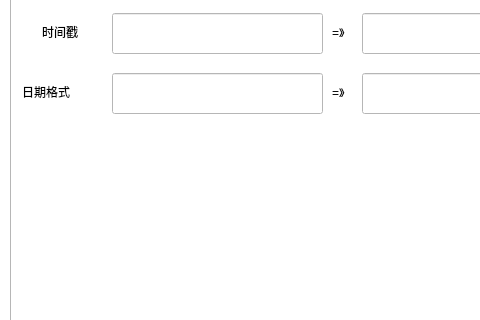
Qt form codertool.ui (Iamtong/codertool) before a commit; both pictures show x 0 to 480 and y 103 to 423 of the 1019 by 601 pixel window.
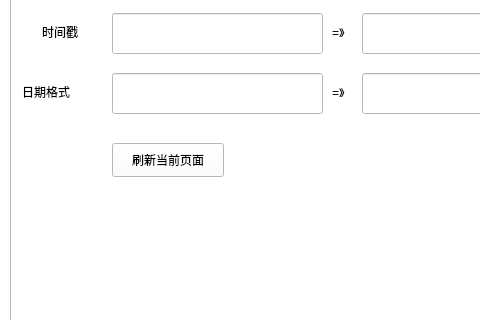
The same form after that commit. Icons and pictures are not drawn.

Commit message: 修正BUG

What changed in the file:
```diff
--- a/codertool.ui
+++ b/codertool.ui
@@ -167,6 +167,19 @@
        </rect>
       </property>
      </widget>
+     <widget class="QPushButton" name="push_refresh">
+      <property name="geometry">
+       <rect>
+        <x>100</x>
+        <y>210</y>
+        <width>112</width>
+        <height>34</height>
+       </rect>
+      </property>
+      <property name="text">
+       <string>刷新当前页面</string>
+      </property>
+     </widget>
     </widget>
     <widget class="QWidget" name="tab_2">
      <attribute name="title">
```
The commit also changes 2 other files.
